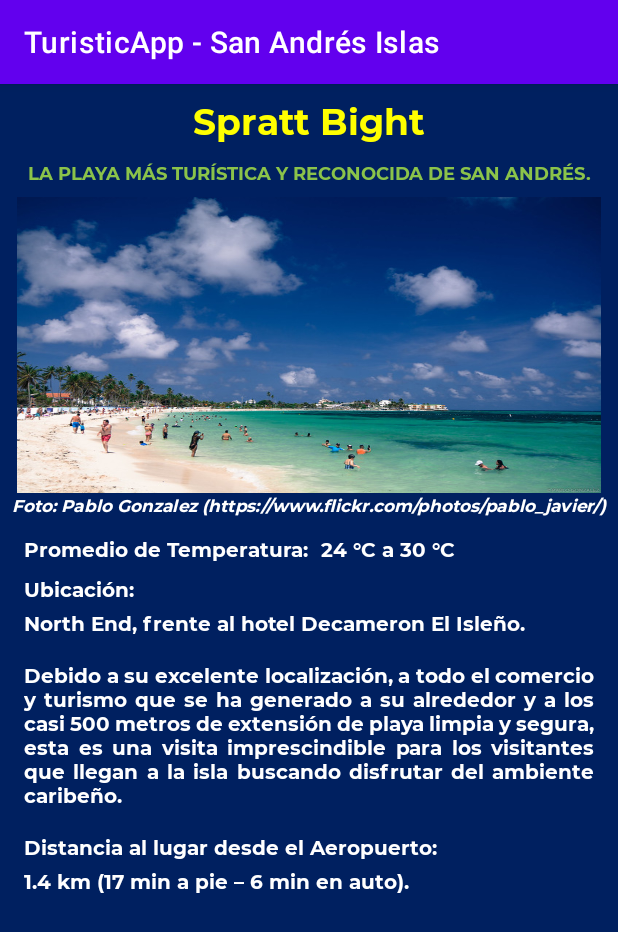
After one commit to Michelle453/OneDroid-TuristicApp, an Android app: the SprattBightActivity screen opened directly, with no data from a screen before it, on a phone screen of 412 x 824 dp. The commit adds this screen. Shown: the top 932 px of the screen. Run offline under Robolectric (Android 15) with nearby library versions, the phone set to English and light mode, and no system bars.

Commit message:
JCR Spratt Bight Details View

```diff
--- a/app/src/main/AndroidManifest.xml
+++ b/app/src/main/AndroidManifest.xml
@@ -10,6 +10,10 @@
         android:supportsRtl="true"
         android:theme="@style/Theme.TuristicApp">
         <activity
+            android:name=".SprattBightActivity"
+            android:exported="false"
+            android:label="@string/app_name" />
+        <activity
             android:name=".MainActivity"
             android:exported="true">
             <intent-filter>
@@ -18,6 +22,7 @@
                 <category android:name="android.intent.category.LAUNCHER" />
             </intent-filter>
         </activity>
+
         <meta-data
             android:name="preloaded_fonts"
             android:resource="@array/preloaded_fonts" />
--- a/app/src/main/java/com/turicticapp/turisticapp/MainActivity.kt
+++ b/app/src/main/java/com/turicticapp/turisticapp/MainActivity.kt
@@ -1,11 +1,19 @@
 package com.turicticapp.turisticapp
 
+import android.content.Intent
 import androidx.appcompat.app.AppCompatActivity
 import android.os.Bundle
+import android.widget.Button
 
 class MainActivity : AppCompatActivity() {
     override fun onCreate(savedInstanceState: Bundle?) {
         super.onCreate(savedInstanceState)
         setContentView(R.layout.activity_main)
+
+        val sprattActbutton = findViewById<Button>(R.id.buttonSprattBight)
+        sprattActbutton.setOnClickListener {
+            val intent = Intent(this, SprattBightActivity::class.java)
+            startActivity(intent)
+        }
     }
 }
--- /dev/null
+++ b/app/src/main/java/com/turicticapp/turisticapp/SprattBightActivity.kt
@@ -0,0 +1,11 @@
+package com.turicticapp.turisticapp
+
+import androidx.appcompat.app.AppCompatActivity
+import android.os.Bundle
+
+class SprattBightActivity : AppCompatActivity() {
+    override fun onCreate(savedInstanceState: Bundle?) {
+        super.onCreate(savedInstanceState)
+        setContentView(R.layout.activity_spratt_bight)
+    }
+}
--- a/app/src/main/res/layout/activity_main.xml
+++ b/app/src/main/res/layout/activity_main.xml
@@ -102,8 +102,8 @@
         android:layout_marginStart="16dp"
         android:layout_marginTop="5dp"
         android:layout_marginEnd="16dp"
+        android:fontFamily="@font/montserrat_bold"
         android:justificationMode="inter_word"
-        android:fontFamily="@font/montserrat_bold"
         android:text="@string/descip_larga"
         app:layout_constraintEnd_toEndOf="parent"
         app:layout_constraintHorizontal_bias="0.5"
@@ -159,4 +159,17 @@
         app:layout_constraintStart_toStartOf="parent"
         app:layout_constraintTop_toBottomOf="@+id/textView9" />
 
+    <Button
+        android:id="@+id/buttonSprattBight"
+        android:layout_width="152dp"
+        android:layout_height="25dp"
+        android:layout_marginTop="32dp"
+        android:layout_marginEnd="8dp"
+        android:insetTop="1dp"
+        android:insetBottom="1dp"
+        android:text="Spratt Bight"
+        android:textSize="12sp"
+        app:layout_constraintEnd_toEndOf="parent"
+        app:layout_constraintTop_toTopOf="@+id/textView3" />
+
 </androidx.constraintlayout.widget.ConstraintLayout>
--- /dev/null
+++ b/app/src/main/res/layout/activity_spratt_bight.xml
@@ -0,0 +1,167 @@
+<?xml version="1.0" encoding="utf-8"?>
+<ScrollView xmlns:android="http://schemas.android.com/apk/res/android"
+    xmlns:app="http://schemas.android.com/apk/res-auto"
+    xmlns:tools="http://schemas.android.com/tools"
+    android:layout_width="match_parent"
+    android:layout_height="match_parent"
+    android:background="#002060"
+    tools:layout_editor_absoluteX="1dp"
+    tools:layout_editor_absoluteY="538dp">
+
+    <androidx.constraintlayout.widget.ConstraintLayout
+        android:layout_width="wrap_content"
+        android:layout_height="wrap_content">
+
+        <TextView
+            android:id="@+id/textView11"
+            style="@style/Title"
+            android:layout_width="wrap_content"
+            android:layout_height="wrap_content"
+            android:layout_marginTop="8dp"
+            android:text="@string/title_spratt_bight"
+            app:layout_constraintEnd_toEndOf="parent"
+            app:layout_constraintStart_toStartOf="parent"
+            app:layout_constraintTop_toTopOf="parent" />
+
+        <TextView
+            android:id="@+id/textView12"
+            style="@style/descrip_Sub_Title"
+            android:layout_width="wrap_content"
+            android:layout_height="wrap_content"
+            android:layout_marginTop="10dp"
+            android:text="@string/general_description_spratt_bight"
+            app:layout_constraintEnd_toEndOf="parent"
+            app:layout_constraintStart_toStartOf="parent"
+            app:layout_constraintTop_toBottomOf="@+id/textView11" />
+
+        <ImageView
+            android:id="@+id/imageView"
+            android:layout_width="389dp"
+            android:layout_height="197dp"
+            android:layout_marginTop="8dp"
+            android:contentDescription="@string/description_img_spratt_bight"
+            android:scaleType="fitXY"
+            app:layout_constraintEnd_toEndOf="parent"
+            app:layout_constraintStart_toStartOf="parent"
+            app:layout_constraintTop_toBottomOf="@+id/textView12"
+            app:srcCompat="@drawable/spratt_bight" />
+
+        <TextView
+            android:id="@+id/textView13"
+            style="@style/Foto_author"
+            android:layout_width="wrap_content"
+            android:layout_height="wrap_content"
+            android:layout_marginStart="8dp"
+            android:layout_marginEnd="8dp"
+            android:text="@string/author_photo_spratt_bight"
+            app:layout_constraintEnd_toEndOf="parent"
+            app:layout_constraintStart_toStartOf="parent"
+            app:layout_constraintTop_toBottomOf="@+id/imageView" />
+
+        <TextView
+            android:id="@+id/textView14"
+            style="@style/Subtitles_text"
+            android:layout_width="wrap_content"
+            android:layout_height="wrap_content"
+            android:layout_marginStart="16dp"
+            android:layout_marginTop="12dp"
+            android:text="@string/subtitle_temperature"
+            app:layout_constraintStart_toStartOf="parent"
+            app:layout_constraintTop_toBottomOf="@+id/textView13" />
+
+        <TextView
+            android:id="@+id/textView15"
+            style="@style/Text_normal"
+            android:layout_width="wrap_content"
+            android:layout_height="wrap_content"
+            android:layout_marginStart="8dp"
+            android:layout_marginTop="12dp"
+            android:layout_marginEnd="16dp"
+            android:text="@string/temperature_spratt_bight"
+            app:layout_constraintEnd_toEndOf="parent"
+            app:layout_constraintHorizontal_bias="0.0"
+            app:layout_constraintStart_toEndOf="@+id/textView14"
+            app:layout_constraintTop_toBottomOf="@+id/textView13" />
+
+        <TextView
+            android:id="@+id/textView16"
+            style="@style/Subtitles_text"
+            android:layout_width="wrap_content"
+            android:layout_height="wrap_content"
+            android:layout_marginStart="16dp"
+            android:layout_marginTop="8dp"
+            android:layout_marginEnd="16dp"
+            android:text="@string/subtitle_location"
+            app:layout_constraintEnd_toEndOf="parent"
+            app:layout_constraintHorizontal_bias="0.0"
+            app:layout_constraintStart_toStartOf="parent"
+            app:layout_constraintTop_toBottomOf="@+id/textView14" />
+
+        <TextView
+            android:id="@+id/textView17"
+            style="@style/Text_normal"
+            android:layout_width="wrap_content"
+            android:layout_height="wrap_content"
+            android:layout_marginStart="16dp"
+            android:layout_marginTop="4dp"
+            android:layout_marginEnd="16dp"
+            android:text="@string/location_spratt_bight"
+            app:layout_constraintEnd_toEndOf="parent"
+            app:layout_constraintHorizontal_bias="0.0"
+            app:layout_constraintStart_toStartOf="parent"
+            app:layout_constraintTop_toBottomOf="@+id/textView16" />
+
+        <TextView
+            android:id="@+id/textView18"
+            style="@style/Text_normal"
+            android:layout_width="0dp"
+            android:layout_height="wrap_content"
+            android:layout_marginStart="16dp"
+            android:layout_marginTop="16dp"
+            android:layout_marginEnd="16dp"
+            android:gravity="fill_horizontal|end"
+            android:justificationMode="inter_word"
+            android:text="@string/description_spratt_bight"
+            app:layout_constraintBottom_toBottomOf="parent"
+            app:layout_constraintEnd_toEndOf="parent"
+            app:layout_constraintHorizontal_bias="0.0"
+            app:layout_constraintStart_toStartOf="parent"
+            app:layout_constraintTop_toBottomOf="@+id/textView17"
+            app:layout_constraintVertical_bias="0.0" />
+
+        <TextView
+            android:id="@+id/textView19"
+            style="@style/Text_normal"
+            android:layout_width="0dp"
+            android:layout_height="wrap_content"
+            android:layout_marginStart="16dp"
+            android:layout_marginTop="16dp"
+            android:layout_marginEnd="16dp"
+            android:fontFamily="@font/montserrat_bold"
+            android:text="@string/subtitle_distance_airport"
+            app:layout_constraintEnd_toEndOf="parent"
+            app:layout_constraintHorizontal_bias="0.0"
+            app:layout_constraintStart_toStartOf="parent"
+            app:layout_constraintTop_toBottomOf="@+id/textView18" />
+
+        <TextView
+            android:id="@+id/textView20"
+            style="@style/Text_normal"
+            android:layout_width="0dp"
+            android:layout_height="wrap_content"
+            android:layout_marginStart="16dp"
+            android:layout_marginTop="4dp"
+            android:layout_marginEnd="16dp"
+            android:layout_marginBottom="16dp"
+            android:fontFamily="@font/montserrat_bold"
+            android:text="@string/distance_airport_spratt_bight"
+            app:layout_constraintBottom_toBottomOf="parent"
+            app:layout_constraintEnd_toEndOf="parent"
+            app:layout_constraintHorizontal_bias="0.0"
+            app:layout_constraintStart_toStartOf="parent"
+            app:layout_constraintTop_toBottomOf="@+id/textView19"
+            app:layout_constraintVertical_bias="1.0" />
+
+
+    </androidx.constraintlayout.widget.ConstraintLayout>
+</ScrollView>
--- a/app/src/main/res/values/strings.xml
+++ b/app/src/main/res/values/strings.xml
@@ -20,4 +20,19 @@
     <string name="subtitle_ubication">Ubicación:</string>
     <string name="ubication_cayo">Este de la Isla de San Andrés, al frente de su puerto. A 200 metros al norte de Cayo Haynes.</string>
     <string name="description_cayo">Playa blanca con agua cristalina donde se puede disfrutar del contacto con diferentes animales acuáticos como peces, mantarrayas,  erizos y pequeños tiburones. Igualmente, se puede realizar pràcticas acuáticas. En este lugar se podrá degustar de comida de mar y el árbol del pan, el cual es un plato típico de la región. Es importante tener en cuenta que el precio del tour es de $38.000 incluyendo Johnny Cay.</string>
+
+    <!--Spratt Bight-->
+    <string name="title_spratt_bight">Spratt Bight</string>
+    <string name="general_description_spratt_bight">"LA PLAYA MÁS TURÍSTICA Y RECONOCIDA DE SAN ANDRÉS."</string>
+    <string name="description_img_spratt_bight">Foto de la playa Spratt Bight</string>
+    <string name="author_photo_spratt_bight"><![CDATA[Foto: Pablo Gonzalez (https://www.flickr.com/photos/pablo_javier/)]]></string>
+    <string name="subtitle_temperature">Promedio de Temperatura:</string>
+    <string name="temperature_spratt_bight">24 °C a 30 °C</string>
+    <string name="subtitle_location">Ubicación:</string>
+    <string name="location_spratt_bight">North End, frente al hotel Decameron El Isleño.</string>
+    <string name="description_spratt_bight">Debido a su excelente localización, a todo el comercio y turismo que se ha generado a su alrededor y a los casi 500 metros de extensión de playa limpia y segura, esta es una visita imprescindible para los visitantes que llegan a la isla buscando disfrutar del ambiente caribeño.</string>
+    <string name="subtitle_distance_airport">Distancia al lugar desde el Aeropuerto: </string>
+    <string name="distance_airport_spratt_bight">1.4 km (17 min a pie – 6 min en auto).</string>
+
+
 </resources>
--- a/build.gradle
+++ b/build.gradle
@@ -6,7 +6,7 @@ buildscript {
     }
     dependencies {
         classpath "com.android.tools.build:gradle:7.0.3"
-        classpath "org.jetbrains.kotlin:kotlin-gradle-plugin:1.5.20"
+        classpath 'org.jetbrains.kotlin:kotlin-gradle-plugin:1.5.31'
 
         // NOTE: Do not place your application dependencies here; they belong
         // in the individual module build.gradle files
```
Also changed, not shown: app/src/main/res/drawable/spratt_bight.jpg (added).
